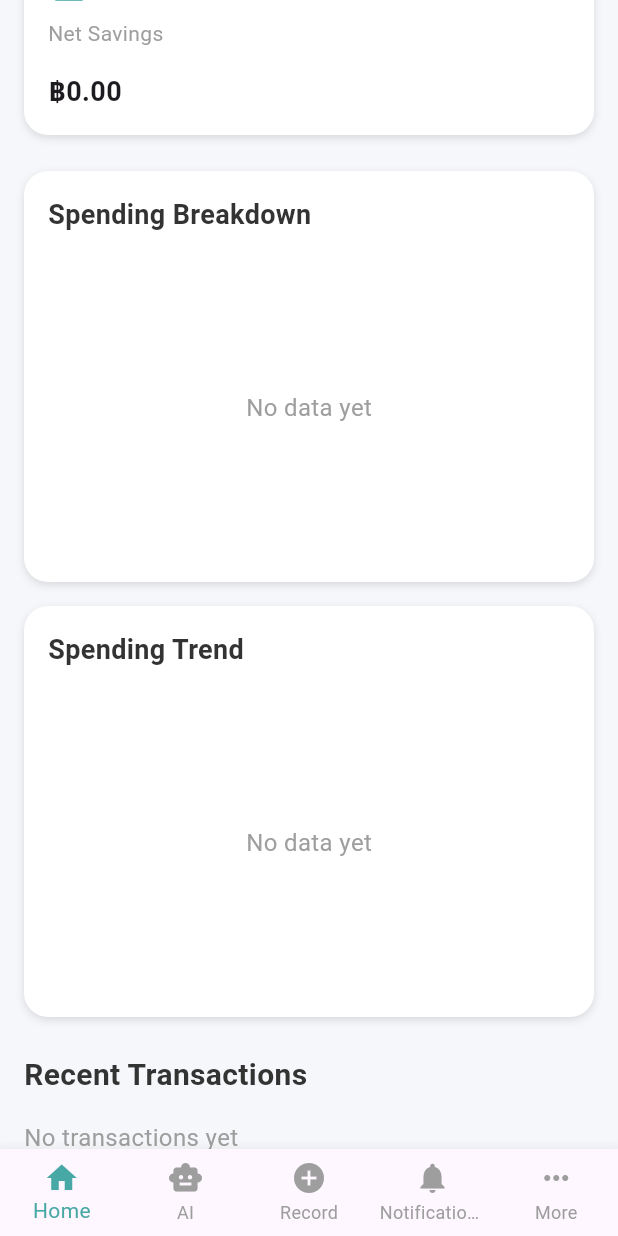
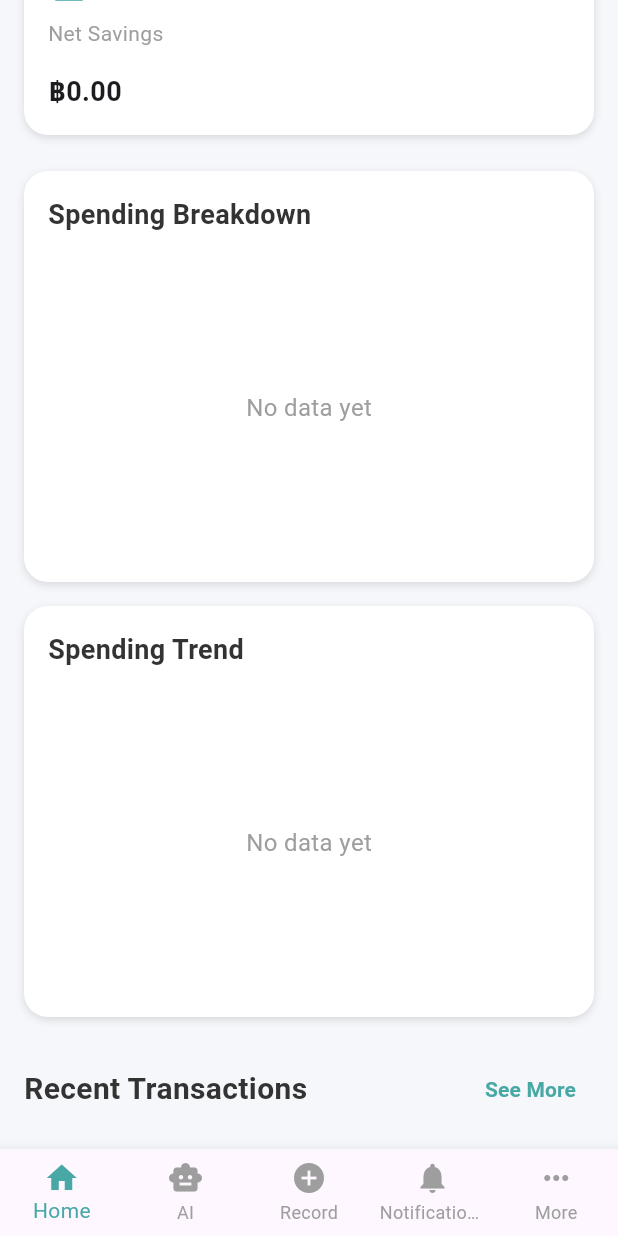
Before and after one commit to nooele2/BudgetBear, a Flutter app: the HomePage screen opened directly, scrolled down 576 dp, on a phone screen of 412 x 824 dp. Run offline on Flutter 3.47's test engine with Material 3 defaults, Android fonts, the phone set to English and light mode, and no system bars; our stand-ins replace cloud_firestore, firebase_auth, firebase_core, fl_chart, google_fonts; accounts and stored records are empty.

Commit message:
added see more and all transactions page

```diff
--- a/lib/pages/home_page.dart
+++ b/lib/pages/home_page.dart
@@ -3,6 +3,7 @@ import 'package:fl_chart/fl_chart.dart';
 import 'package:budget_bear/services/firestore.dart';
 import 'package:google_fonts/google_fonts.dart';
 import 'package:budget_bear/pages/record_page.dart';
+import 'package:budget_bear/pages/all_transactions_page.dart';
 import 'package:budget_bear/widgets/bottom_nav_bar.dart';
 
 class HomePage extends StatefulWidget {
@@ -505,6 +506,9 @@ const SizedBox(height: 24),
               const SizedBox(height: 24),
 
               // Recent Transactions
+              Row(
+                mainAxisAlignment: MainAxisAlignment.spaceBetween,
+                children: [
                   const Text(
                     "Recent Transactions",
                     style: TextStyle(
@@ -512,6 +516,24 @@ const SizedBox(height: 24),
                       fontWeight: FontWeight.bold,
                       color: textColor,
                     ),
+                  ),
+                  TextButton(
+                    onPressed: () {
+                      // TODO: Navigate to all transactions page
+                      Navigator.push(
+                       context,
+                       MaterialPageRoute(builder: (context) => const AllTransactionsPage()),
+                     );
+                    },
+                    child: const Text(
+                      "See More",
+                      style: TextStyle(
+                        color: accent,
+                        fontWeight: FontWeight.w600,
+                      ),
+                    ),
+                  ),
+                ],
               ),
               const SizedBox(height: 16),
               StreamBuilder(
--- a/lib/services/firestore.dart
+++ b/lib/services/firestore.dart
@@ -94,7 +94,7 @@ class FirestoreService {
     }
   }
 
-  /// Stream of recent transactions (latest 10)
+  /// Stream of recent transactions (latest 5)
   Stream<List<Map<String, dynamic>>> getRecentTransactionsStream() {
     final user = _auth.currentUser;
     if (user == null) return const Stream.empty();
@@ -104,7 +104,7 @@ class FirestoreService {
         .doc(user.uid)
         .collection('transactions')
         .orderBy('date', descending: true)
-        .limit(10)
+        .limit(5)
         .snapshots()
         .map((snapshot) => snapshot.docs.map((doc) {
               final data = doc.data();
```
Also changed, not shown: lib/pages/all_transactions_page.dart (added, +41 -0 lines). Lines whose indentation alone changed are shown as unchanged.
